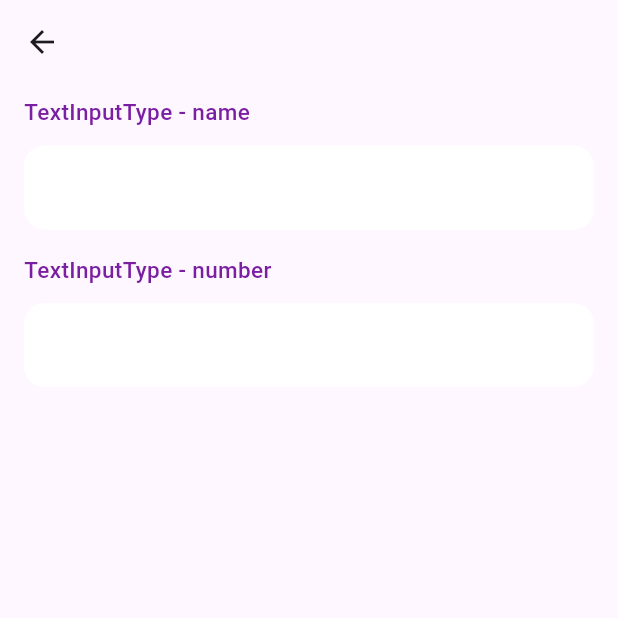
After one commit to rexfilius/study_flutter, a Flutter app: the KeyboardPage2 screen opened by its route, on a phone screen of 412 x 824 dp, the top half of it. The commit adds this screen. Run offline on Flutter 3.47's test engine with Material 3 defaults, Android fonts, the phone set to English and light mode, and no system bars; our stand-ins replace equatable, flutter_hooks, hooks_riverpod, keyboard_actions, modal_bottom_sheet, shared_preferences; accounts and stored records are empty.

Commit message:
keyboards

```diff
--- a/lib/pages/home/home_page.dart
+++ b/lib/pages/home/home_page.dart
@@ -54,6 +54,12 @@ class HomePage extends ConsumerWidget {
               Navigator.pushNamed(context, RouteName.keyboardPage);
             },
           ),
+          ListTile(
+            title: const Text('Keyboard II'),
+            onTap: () {
+              Navigator.pushNamed(context, RouteName.keyboardPage2);
+            },
+          )
         ],
       ),
     );
--- /dev/null
+++ b/lib/pages/keyboard2/amount_text_input_formatter.dart
@@ -0,0 +1,21 @@
+import 'package:flutter/services.dart';
+import 'package:intl/intl.dart';
+
+class AmountTextInputFormatter extends TextInputFormatter {
+  @override
+  TextEditingValue formatEditUpdate(
+      TextEditingValue oldValue, TextEditingValue newValue) {
+    final numericValue = int.tryParse(newValue.text.replaceAll(',', ''));
+
+    if (numericValue != null) {
+      final commaFormattedValue = NumberFormat('#,##0').format(numericValue);
+
+      return newValue.copyWith(
+        text: commaFormattedValue,
+        selection: TextSelection.collapsed(offset: commaFormattedValue.length),
+      );
+    }
+
+    return newValue;
+  }
+}
--- /dev/null
+++ b/lib/pages/keyboard2/custom_keyboard_overlay.dart
@@ -0,0 +1,46 @@
+import 'package:flutter/cupertino.dart';
+import 'package:study_flutter/pages/keyboard2/custom_input_view.dart';
+
+class CustomKeyboardOverlay {
+  static OverlayEntry? _overlayEntry;
+
+  static showOverlay(
+    BuildContext context, {
+    VoidCallback? keyboardUpButtonPressed,
+    VoidCallback? keyboardDownButtonPressed,
+    VoidCallback? keyboardDoneButtonPressed,
+  }) {
+    if (_overlayEntry != null) {
+      return;
+    }
+
+    OverlayState? overlayState = Overlay.of(context);
+    _overlayEntry = OverlayEntry(
+      builder: (context) {
+        return Positioned(
+          bottom: MediaQuery.of(context).viewInsets.bottom,
+          right: 0.0,
+          left: 0.0,
+          child: CustomInputView(
+            upButtonPressed: keyboardUpButtonPressed,
+            downButtonPressed: keyboardDownButtonPressed,
+            doneButtonPressed: () {
+              keyboardDoneButtonPressed == null
+                  ? FocusManager.instance.primaryFocus?.unfocus()
+                  : keyboardDownButtonPressed?.call();
+            },
+          ),
+        );
+      },
+    );
+
+    overlayState.insert(_overlayEntry!);
+  }
+
+  static removeOverlay() {
+    if (_overlayEntry != null) {
+      _overlayEntry!.remove();
+      _overlayEntry = null;
+    }
+  }
+}
--- /dev/null
+++ b/lib/pages/keyboard2/custom_textfield.dart
@@ -0,0 +1,222 @@
+import 'dart:io';
+
+import 'package:flutter/material.dart';
+import 'package:flutter/services.dart';
+import 'package:study_flutter/pages/keyboard2/amount_text_input_formatter.dart';
+import 'package:study_flutter/pages/keyboard2/custom_keyboard_overlay.dart';
+import 'package:study_flutter/utils/extension_on_string.dart';
+
+class CustomTextField extends StatefulWidget {
+  const CustomTextField({
+    super.key,
+    this.focusNode,
+    this.outerTitle,
+    this.hintText,
+    this.initialText,
+    this.controller,
+    this.obscureText = false,
+    this.suffixOuterTitle,
+    this.onTapSuffixOuterTitle,
+    this.validator,
+    this.onChanged,
+    this.inputType,
+    this.textInputAction,
+    this.suffixIcon,
+    this.prefixIcon,
+    this.errorText,
+    this.enabled,
+    this.maxLength,
+    this.maxLines,
+    this.hasInputFormat = false,
+    this.backgroundColor,
+    this.borderColor,
+    this.showOuterTile = false,
+    this.horizontalPadding,
+    this.verticalPadding,
+    this.expand = false,
+    this.readOnly = false,
+    this.height,
+    this.width,
+    this.inputFormatter,
+    this.keyboardUpArrowAction,
+    this.keyboardDownArrowAction,
+    this.keyboardDoneAction,
+    this.hintStyle,
+    this.style,
+    this.textFieldIsRequired = false,
+  });
+
+  final FocusNode? focusNode;
+  final String? outerTitle;
+  final String? suffixOuterTitle;
+  final void Function()? onTapSuffixOuterTitle;
+  final String? hintText;
+  final String? initialText;
+  final bool obscureText;
+  final TextEditingController? controller;
+  final String? Function(String?)? validator;
+  final void Function(String)? onChanged;
+  final TextInputType? inputType;
+  final TextInputAction? textInputAction;
+  final Widget? suffixIcon;
+  final Widget? prefixIcon;
+  final TextStyle? hintStyle;
+  final TextStyle? style;
+  final String? errorText;
+  final bool? enabled;
+  final int? maxLength;
+  final int? maxLines;
+  final Color? backgroundColor;
+  final bool hasInputFormat;
+  final double? horizontalPadding;
+  final double? verticalPadding;
+  final double? height;
+  final double? width;
+  final Color? borderColor;
+  final bool showOuterTile;
+  final bool expand;
+  final bool readOnly;
+  final List<TextInputFormatter>? inputFormatter;
+  final bool textFieldIsRequired;
+  final VoidCallback? keyboardDownArrowAction;
+  final VoidCallback? keyboardUpArrowAction;
+  final VoidCallback? keyboardDoneAction;
+
+  @override
+  State<CustomTextField> createState() => _RexTextFieldState();
+}
+
+class _RexTextFieldState extends State<CustomTextField> {
+  ///
+
+  FocusNode focusNode = FocusNode();
+
+  @override
+  void initState() {
+    super.initState();
+    if (widget.focusNode != null) {
+      focusNode = widget.focusNode!;
+    } else {
+      focusNode = FocusNode();
+    }
+
+    focusNode.addListener(
+      () {
+        if (focusNode.hasFocus) {
+          if (Platform.isIOS) {
+            CustomKeyboardOverlay.showOverlay(
+              context,
+              keyboardUpButtonPressed: widget.keyboardUpArrowAction,
+              keyboardDownButtonPressed: widget.keyboardDownArrowAction,
+              keyboardDoneButtonPressed: widget.keyboardDoneAction,
+            );
+          }
+        } else {
+          if (Platform.isIOS) {
+            CustomKeyboardOverlay.removeOverlay();
+          }
+        }
+      },
+    );
+  }
+
+  @override
+  Widget build(BuildContext context) {
+    return Padding(
+      padding: EdgeInsets.symmetric(
+        vertical: widget.verticalPadding ?? 8,
+        horizontal: widget.horizontalPadding ?? 16,
+      ),
+      child: Column(
+        mainAxisSize: MainAxisSize.min,
+        children: [
+          if (widget.showOuterTile && widget.outerTitle.isNotBlank) ...[
+            Row(
+              mainAxisAlignment: MainAxisAlignment.spaceBetween,
+              children: [
+                Flexible(
+                  child: widget.textFieldIsRequired
+                      ? Text(widget.outerTitle!)
+                      : Text(
+                          widget.outerTitle!,
+                          style: TextStyle(
+                            fontWeight: FontWeight.w500,
+                            fontSize: 15.0,
+                            color: Colors.purple.shade700,
+                          ),
+                        ),
+                ),
+                widget.onTapSuffixOuterTitle != null
+                    ? TextButton(
+                        onPressed: widget.onTapSuffixOuterTitle,
+                        child: Text(widget.suffixOuterTitle ?? ''),
+                      )
+                    : Container()
+              ],
+            ),
+            const SizedBox(height: 12),
+          ],
+          SizedBox(
+            height: widget.height,
+            width: widget.width,
+            child: TextFormField(
+              focusNode: focusNode,
+              controller: widget.controller,
+              validator: widget.validator,
+              onChanged: widget.onChanged,
+              initialValue: widget.initialText,
+              autovalidateMode: AutovalidateMode.onUserInteraction,
+              keyboardType: widget.inputType,
+              obscureText: widget.obscureText,
+              enabled: widget.enabled,
+              maxLength: widget.maxLength,
+              maxLines: widget.maxLines,
+              expands: widget.expand,
+              readOnly: widget.readOnly,
+              style: widget.style,
+              textAlign: TextAlign.left,
+              textInputAction: widget.textInputAction,
+              textAlignVertical: TextAlignVertical.top,
+              inputFormatters: widget.inputFormatter ??
+                  [
+                    LengthLimitingTextInputFormatter(widget.maxLength),
+                    widget.inputType == TextInputType.number &&
+                            widget.hasInputFormat
+                        ? FilteringTextInputFormatter.digitsOnly
+                        : LengthLimitingTextInputFormatter(widget.maxLength),
+                    (widget.inputType == TextInputType.number ||
+                                widget.inputType ==
+                                    const TextInputType.numberWithOptions(
+                                        decimal: true)) &&
+                            widget.hasInputFormat
+                        ? AmountTextInputFormatter()
+                        : LengthLimitingTextInputFormatter(widget.maxLength),
+                  ],
+              decoration: InputDecoration(
+                prefixIcon: widget.prefixIcon,
+                suffixIcon: widget.suffixIcon,
+                fillColor: widget.backgroundColor ?? Colors.white,
+                filled: true,
+                hintText: widget.hintText,
+                hintStyle: widget.hintStyle,
+                errorText: widget.errorText,
+                errorStyle: const TextStyle(color: Colors.red),
+                focusedBorder: _inputBorder,
+                enabledBorder: _inputBorder,
+                border: _inputBorder,
+                counterText: '',
+              ),
+            ),
+          )
+        ],
+      ),
+    );
+  }
+}
+
+final _inputBorder = OutlineInputBorder(
+  borderRadius: BorderRadius.circular(14),
+  borderSide: const BorderSide(
+    color: Colors.white,
+  ),
+);
--- /dev/null
+++ b/lib/pages/keyboard2/keyboard_page2.dart
@@ -0,0 +1,43 @@
+import 'package:flutter/material.dart';
+import 'package:hooks_riverpod/hooks_riverpod.dart';
+import 'package:study_flutter/pages/keyboard2/custom_textfield.dart';
+
+class KeyboardPage2 extends ConsumerStatefulWidget {
+  const KeyboardPage2({super.key});
+
+  @override
+  ConsumerState<ConsumerStatefulWidget> createState() => _KeyboardPage2State();
+}
+
+class _KeyboardPage2State extends ConsumerState<KeyboardPage2> {
+  TextEditingController controller1 = TextEditingController();
+  TextEditingController controller2 = TextEditingController();
+  TextEditingController controller3 = TextEditingController();
+  TextEditingController controller4 = TextEditingController();
+  TextEditingController controller5 = TextEditingController();
+  TextEditingController controller6 = TextEditingController();
+
+  @override
+  Widget build(BuildContext context) {
+    return Scaffold(
+      appBar: AppBar(),
+      body: ListView(
+        physics: const BouncingScrollPhysics(),
+        children: [
+          CustomTextField(
+            controller: controller1,
+            inputType: TextInputType.name,
+            outerTitle: "TextInputType - name",
+            showOuterTile: true,
+          ),
+          CustomTextField(
+            controller: controller2,
+            inputType: TextInputType.number,
+            outerTitle: "TextInputType - number",
+            showOuterTile: true,
+          ),
+        ],
+      ),
+    );
+  }
+}
--- a/lib/routes/app_routes.dart
+++ b/lib/routes/app_routes.dart
@@ -5,6 +5,7 @@ import 'package:study_flutter/pages/bottom_nav/bottom_nav_page.dart';
 import 'package:study_flutter/pages/future_provider/future_provider_page.dart';
 import 'package:study_flutter/pages/home/home_page.dart';
 import 'package:study_flutter/pages/keyboard/keyboard_page.dart';
+import 'package:study_flutter/pages/keyboard2/keyboard_page2.dart';
 import 'package:study_flutter/pages/sliders/sliders_page.dart';
 import 'package:study_flutter/pages/switches/switches_page.dart';
 import 'package:study_flutter/pages/textfield_state/textfield_state_page.dart';
@@ -19,6 +20,7 @@ abstract class RouteName {
   static const textfieldState = 'text_field_state';
   static const slidersPage = '/slidersPage';
   static const keyboardPage = 'keyboardPage';
+  static const keyboardPage2 = 'keyboardPage2';
 }
 
 Map<String, Widget Function(BuildContext)> appRoutesMap = {
@@ -30,5 +32,6 @@ Map<String, Widget Function(BuildContext)> appRoutesMap = {
   RouteName.futureProviderPage: (context) => const FutureProviderPage(),
   RouteName.textfieldState: (context) => const TextfieldStatePage(),
   RouteName.slidersPage: (context) => const SlidersPage(),
-  RouteName.keyboardPage: (context) => const KeyboardPage()
+  RouteName.keyboardPage: (context) => const KeyboardPage(),
+  RouteName.keyboardPage2: (context) => const KeyboardPage2(),
 };
--- a/pubspec.yaml
+++ b/pubspec.yaml
@@ -20,6 +20,7 @@ dependencies:
   equatable: ^2.0.5
   modal_bottom_sheet: ^2.1.2
   keyboard_actions: ^4.2.0
+  intl: ^0.19.0
 
 dev_dependencies:
   flutter_test:
```
Also changed, not shown: lib/pages/keyboard2/custom_input_view.dart (added, +82 -0 lines), lib/utils/extension_on_string.dart (added, +11 -0 lines), pubspec.lock.
